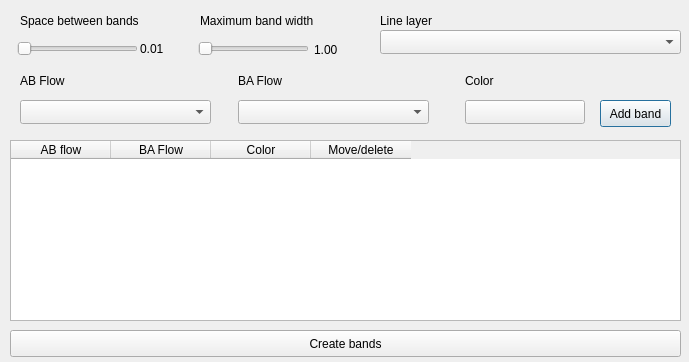
First picture: the form in forms/ui_bandwidths.ui, repository AequilibraE/qaequilibrae, before the edit.
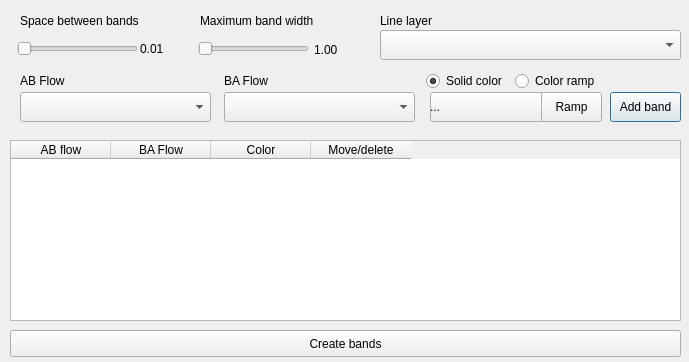
Second picture: the form after the edit. Custom widgets are drawn as their Qt base class.

Commit message: Introducing color ramps for bandwidth maps

Diff of the .ui file:
```diff
--- a/forms/ui_bandwidths.ui
+++ b/forms/ui_bandwidths.ui
@@ -71,7 +71,7 @@
      <x>380</x>
      <y>30</y>
      <width>301</width>
-     <height>24</height>
+     <height>30</height>
     </rect>
    </property>
   </widget>
@@ -79,19 +79,19 @@
    <property name="geometry">
     <rect>
      <x>20</x>
-     <y>100</y>
+     <y>92</y>
      <width>191</width>
-     <height>24</height>
+     <height>30</height>
     </rect>
    </property>
   </widget>
   <widget class="QgsColorButtonV2" name="mColorButton">
    <property name="geometry">
     <rect>
-     <x>465</x>
-     <y>100</y>
-     <width>120</width>
-     <height>24</height>
+     <x>430</x>
+     <y>92</y>
+     <width>141</width>
+     <height>30</height>
     </rect>
    </property>
   </widget>
@@ -111,20 +111,20 @@
   <widget class="QgsFieldComboBox" name="ba_FieldComboBox">
    <property name="geometry">
     <rect>
-     <x>238</x>
-     <y>100</y>
+     <x>224</x>
+     <y>92</y>
      <width>191</width>
-     <height>24</height>
+     <height>30</height>
     </rect>
    </property>
   </widget>
   <widget class="QPushButton" name="but_add_band">
    <property name="geometry">
     <rect>
-     <x>600</x>
-     <y>100</y>
+     <x>610</x>
+     <y>92</y>
      <width>71</width>
-     <height>27</height>
+     <height>30</height>
     </rect>
    </property>
    <property name="text">
@@ -179,23 +179,10 @@
     </property>
    </column>
   </widget>
-  <widget class="QLabel" name="label_4">
-   <property name="geometry">
-    <rect>
-     <x>465</x>
-     <y>70</y>
-     <width>131</width>
-     <height>21</height>
-    </rect>
-   </property>
-   <property name="text">
-    <string>Color</string>
-   </property>
-  </widget>
   <widget class="QLabel" name="label_5">
    <property name="geometry">
     <rect>
-     <x>238</x>
+     <x>224</x>
      <y>70</y>
      <width>131</width>
      <height>21</height>
@@ -257,6 +244,61 @@
     <string>0.01</string>
    </property>
   </widget>
+  <widget class="QPushButton" name="but_load_ramp">
+   <property name="geometry">
+    <rect>
+     <x>541</x>
+     <y>92</y>
+     <width>61</width>
+     <height>30</height>
+    </rect>
+   </property>
+   <property name="text">
+    <string>Ramp</string>
+   </property>
+  </widget>
+  <widget class="QRadioButton" name="rdo_color">
+   <property name="geometry">
+    <rect>
+     <x>426</x>
+     <y>70</y>
+     <width>101</width>
+     <height>22</height>
+    </rect>
+   </property>
+   <property name="text">
+    <string>Solid color</string>
+   </property>
+   <property name="checked">
+    <bool>true</bool>
+   </property>
+  </widget>
+  <widget class="QRadioButton" name="rdo_ramp">
+   <property name="geometry">
+    <rect>
+     <x>515</x>
+     <y>70</y>
+     <width>91</width>
+     <height>22</height>
+    </rect>
+   </property>
+   <property name="text">
+    <string>Color ramp</string>
+   </property>
+  </widget>
+  <widget class="QLabel" name="txt_ramp">
+   <property name="geometry">
+    <rect>
+     <x>430</x>
+     <y>98</y>
+     <width>101</width>
+     <height>17</height>
+    </rect>
+   </property>
+   <property name="text">
+    <string>...</string>
+   </property>
+  </widget>
  </widget>
  <customwidgets>
   <customwidget>
```
The commit also changes 8 other files.
